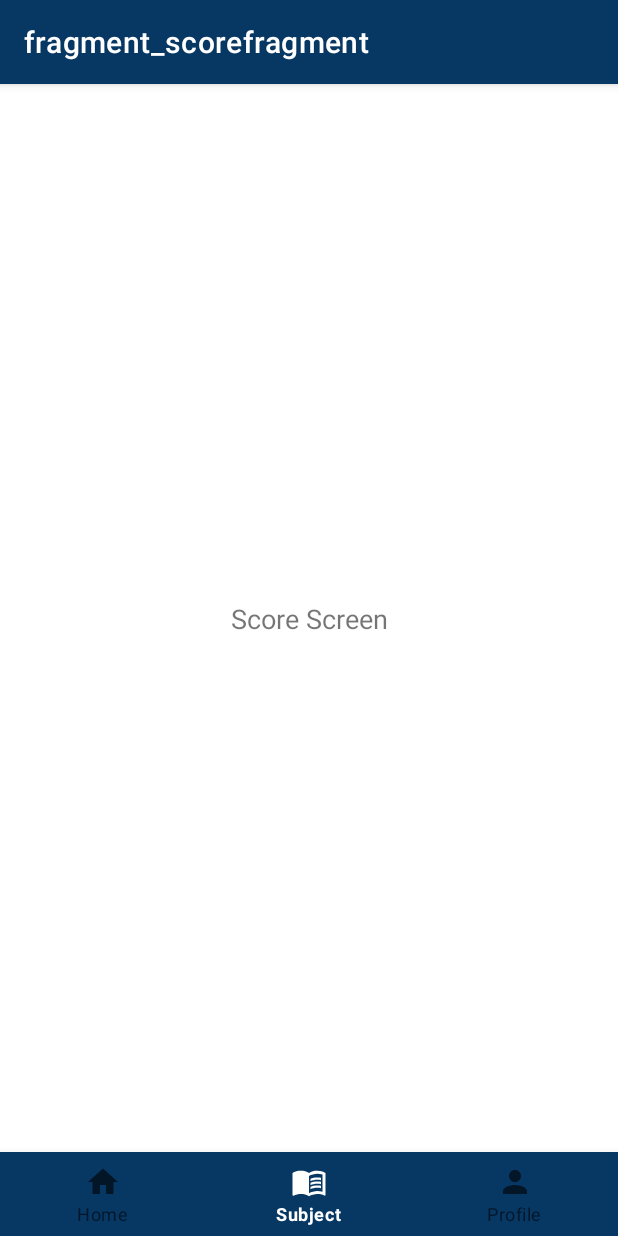
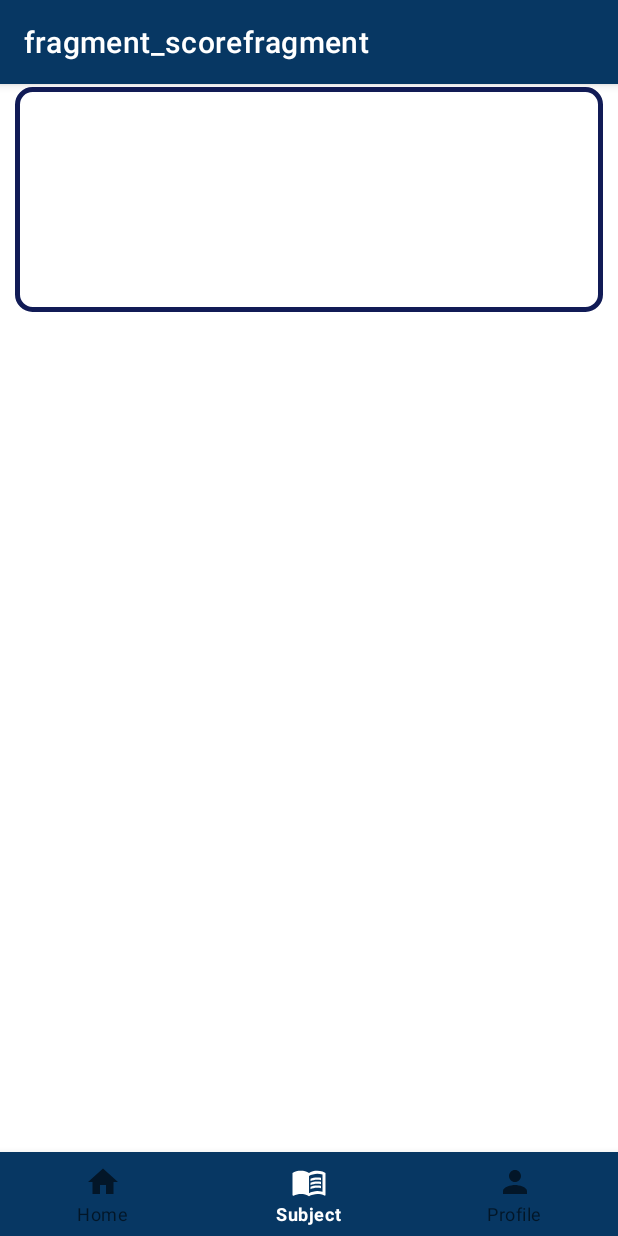
Before and after one commit to fajarhdev/Project_Kampus, an Android app: the screen it shows after launch (home), item 2 of the bottom bar chosen, on a phone screen of 412 x 824 dp. Run offline under Robolectric (Android 15) with nearby library versions, the phone set to English and light mode, and no system bars; our stand-ins replace navigation-ui.

Commit message:
Ini yang paling baru, semoga udah bener semua ini yaa filenya, tapi bagian home_screen lgi berantakan he3, kalo mau liat app nya, di ubah dulu manifest nya yaa

```diff
--- a/app/src/main/java/com/example/project_kampus/home.java
+++ b/app/src/main/java/com/example/project_kampus/home.java
@@ -7,6 +7,7 @@ import androidx.appcompat.app.AppCompatActivity;
 import androidx.fragment.app.Fragment;
 import androidx.navigation.NavController;
 import androidx.navigation.Navigation;
+import androidx.navigation.fragment.NavHostFragment;
 import androidx.navigation.ui.AppBarConfiguration;
 import androidx.navigation.ui.NavigationUI;
 
@@ -20,11 +21,14 @@ public class home extends AppCompatActivity {
 
         BottomNavigationView nav = (BottomNavigationView) findViewById(R.id.bottomnav);
 
-        NavController navController = Navigation.findNavController(this, R.id.fragmentContainerView);
+//        NavController navController = Navigation.findNavController(this, R.id.fragmentContainerView);
+        NavHostFragment navHostFragment = (NavHostFragment) getSupportFragmentManager()
+                .findFragmentById(R.id.fragmentContainerView);
+        NavController navCo = navHostFragment.getNavController();
 
         AppBarConfiguration appBarConfiguration = new AppBarConfiguration.Builder(R.id.homefragment, R.id.scorefragment, R.id.profilefragment).build();
-        NavigationUI.setupActionBarWithNavController(this, navController, appBarConfiguration);
-        NavigationUI.setupWithNavController(nav, navController);
+        NavigationUI.setupActionBarWithNavController(this, navCo, appBarConfiguration);
+        NavigationUI.setupWithNavController(nav, navCo);
 
 
     }
--- a/app/src/main/java/com/example/project_kampus/homefragment.java
+++ b/app/src/main/java/com/example/project_kampus/homefragment.java
@@ -1,12 +1,20 @@
 package com.example.project_kampus;
 
+import android.content.Intent;
 import android.os.Bundle;
 
+import androidx.appcompat.widget.SearchView;
 import androidx.fragment.app.Fragment;
+import androidx.recyclerview.widget.LinearLayoutManager;
 
+import android.os.StrictMode;
 import android.view.LayoutInflater;
+import android.view.Menu;
+import android.view.MenuInflater;
+import android.view.MenuItem;
 import android.view.View;
 import android.view.ViewGroup;
+import android.view.inputmethod.EditorInfo;
 
 /**
  * A simple {@link Fragment} subclass.
@@ -53,12 +61,16 @@ public class homefragment extends Fragment {
             mParam1 = getArguments().getString(ARG_PARAM1);
             mParam2 = getArguments().getString(ARG_PARAM2);
         }
+
     }
 
     @Override
     public View onCreateView(LayoutInflater inflater, ViewGroup container,
                              Bundle savedInstanceState) {
         // Inflate the layout for this fragment
-        return inflater.inflate(R.layout.fragment_homefragment, container, false);
+//        return inflater.inflate(R.layout.fragment_homefragment, container, false);
+        return inflater.inflate(R.layout.home_screen, container, false);
     }
+
+
 }
--- a/app/src/main/java/com/example/project_kampus/login.java
+++ b/app/src/main/java/com/example/project_kampus/login.java
@@ -61,7 +61,7 @@ public class login extends AppCompatActivity {
     }
 
     private void updateUI(GoogleSignInAccount account) {
-        Intent startExistSignIn = new Intent(this, home_screen.class);
+        Intent startExistSignIn = new Intent(this, home.class);
         startActivity(startExistSignIn);
     }
 
--- a/app/src/main/res/layout/fragment_scorefragment.xml
+++ b/app/src/main/res/layout/fragment_scorefragment.xml
@@ -8,15 +8,80 @@
     tools:context=".scorefragment">
 
     <!-- TODO: Update blank fragment layout -->
-    <TextView
-        android:id="@+id/textView"
-        android:layout_width="wrap_content"
-        android:layout_height="wrap_content"
-        android:text="Score Screen"
-        android:textSize="18sp"
-        app:layout_constraintBottom_toBottomOf="parent"
+<!--    <TextView-->
+<!--        android:id="@+id/textView"-->
+<!--        android:layout_width="wrap_content"-->
+<!--        android:layout_height="wrap_content"-->
+<!--        android:text="Score Screen"-->
+<!--        android:textSize="18sp"-->
+<!--        app:layout_constraintBottom_toBottomOf="parent"-->
+<!--        app:layout_constraintEnd_toEndOf="parent"-->
+<!--        app:layout_constraintStart_toStartOf="parent"-->
+<!--        app:layout_constraintTop_toTopOf="parent" />-->
+
+    <ImageView
+        android:id="@+id/subject_pic"
+        android:layout_width="match_parent"
+        android:layout_height="150dp"
+        android:layout_marginHorizontal="10dp"
+        android:layout_marginVertical="2dp"
+        android:background="@drawable/corner_rec"
+        android:scaleType="centerCrop"
         app:layout_constraintEnd_toEndOf="parent"
         app:layout_constraintStart_toStartOf="parent"
         app:layout_constraintTop_toTopOf="parent" />
 
+    <LinearLayout
+        android:id="@+id/linearLayout"
+        android:layout_width="match_parent"
+        android:layout_height="150dp"
+        android:layout_gravity="center_horizontal"
+        android:layout_marginHorizontal="25dp"
+        android:layout_marginVertical="5dp"
+        android:orientation="vertical"
+        app:layout_constraintBottom_toBottomOf="@+id/subject_pic"
+        app:layout_constraintEnd_toEndOf="@+id/subject_pic"
+        app:layout_constraintStart_toStartOf="@+id/subject_pic"
+        app:layout_constraintTop_toTopOf="@+id/subject_pic">
+
+        <TextView
+            android:id="@+id/subject_name"
+            android:layout_width="match_parent"
+            android:layout_height="wrap_content"
+            android:layout_gravity="center_horizontal"
+            android:gravity="center_horizontal"
+            android:letterSpacing="0.1"
+            android:maxLines="1"
+            android:singleLine="true"
+            android:textColor="@color/white"
+            android:textSize="30sp"
+            android:textStyle="bold" />
+
+        <TextView
+            android:id="@+id/subject_desc"
+            android:layout_width="match_parent"
+            android:layout_height="0dp"
+            android:layout_gravity="center_horizontal"
+            android:layout_marginHorizontal="10dp"
+            android:layout_weight="1"
+            android:ellipsize="end"
+            android:fadingEdge="horizontal"
+            android:maxLines="3"
+            android:textColor="@color/white"
+            android:textSize="18sp" />
+
+        <TextView
+            android:id="@+id/subject_desc2"
+            android:layout_width="match_parent"
+            android:layout_height="wrap_content"
+            android:layout_gravity="center_horizontal"
+            android:layout_marginHorizontal="10dp"
+            android:layout_marginVertical="10dp"
+            android:gravity="center"
+            android:maxLines="1"
+            android:textColor="@color/white"
+            android:textSize="18sp" />
+
+    </LinearLayout>
+
 </androidx.constraintlayout.widget.ConstraintLayout>
--- a/app/src/main/res/layout/home.xml
+++ b/app/src/main/res/layout/home.xml
@@ -5,11 +5,11 @@
     android:layout_width="match_parent"
     android:layout_height="match_parent">
 
-    <fragment
+    <androidx.fragment.app.FragmentContainerView
         android:id="@+id/fragmentContainerView"
         android:name="androidx.navigation.fragment.NavHostFragment"
-        android:layout_width="409dp"
-        android:layout_height="544dp"
+        android:layout_width="match_parent"
+        android:layout_height="0dp"
         app:defaultNavHost="true"
         app:layout_constraintBottom_toTopOf="@+id/bottomnav"
         app:layout_constraintEnd_toEndOf="parent"
@@ -18,17 +18,17 @@
         app:navGraph="@navigation/navbottom" />
 
     <com.google.android.material.bottomnavigation.BottomNavigationView
-        android:theme="@style/Theme.Project_Kampus.NavBar"
         android:id="@+id/bottomnav"
         android:layout_width="match_parent"
         android:layout_height="wrap_content"
         android:layout_weight="1"
         android:background="@color/blue4"
+        android:theme="@style/Theme.Project_Kampus.NavBar"
         app:itemRippleColor="@color/black"
         app:layout_constraintBottom_toBottomOf="parent"
         app:layout_constraintEnd_toEndOf="parent"
+        app:layout_constraintHorizontal_bias="0.0"
         app:layout_constraintStart_toStartOf="parent"
-        app:menu="@menu/bottom_nav"/>
-
+        app:menu="@menu/bottom_nav" />
 
 </androidx.constraintlayout.widget.ConstraintLayout>
--- a/app/src/main/res/layout/home_screen.xml
+++ b/app/src/main/res/layout/home_screen.xml
@@ -2,9 +2,10 @@
 <LinearLayout xmlns:android="http://schemas.android.com/apk/res/android"
     xmlns:app="http://schemas.android.com/apk/res-auto"
     xmlns:tools="http://schemas.android.com/tools"
+    android:id="@+id/home_screen"
     android:layout_width="match_parent"
     android:layout_height="match_parent"
-    tools:context=".home_screen"
+    tools:context=".homefragment"
     android:orientation="vertical">
 
 
```
Also changed, not shown: app/src/main/AndroidManifest.xml (+39 -39 lines), app/src/main/java/com/example/project_kampus/home_screen.java (+27 -27 lines), app/src/main/res/layout/fragment_homefragment.xml (+21 -7 lines).
